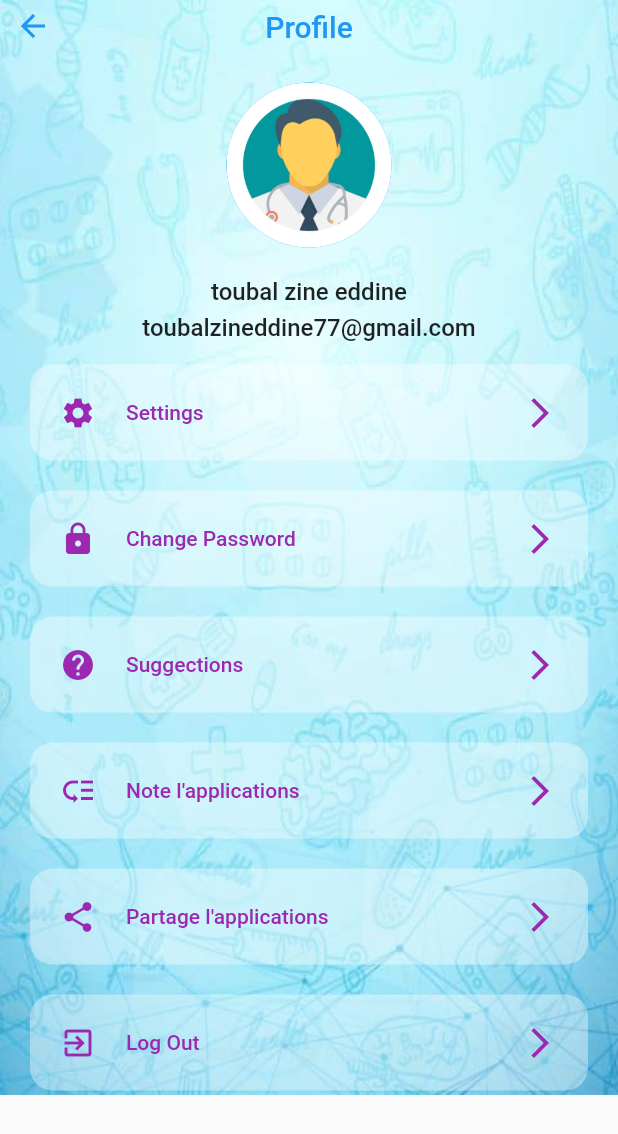
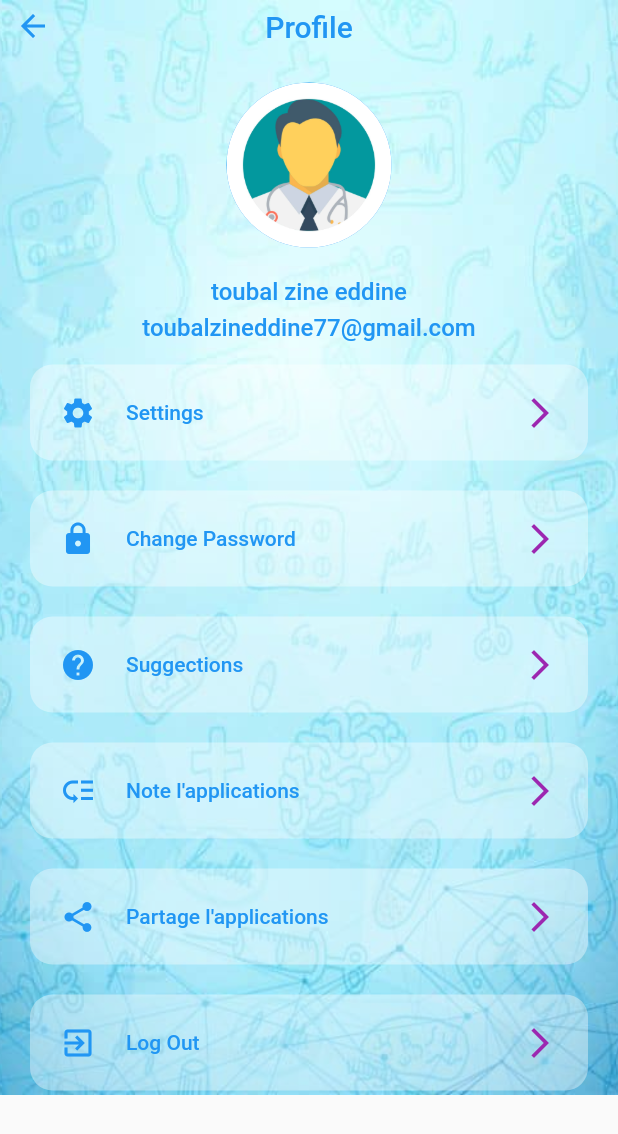
Before and after one commit to toubal77/medQUIZZ, a Flutter app: the ProfileScreen screen opened directly, on a phone screen of 412 x 824 dp. Shown: the top 1134 px of the screen. Run offline on Flutter 3.47's test engine with Material 2 defaults, Android fonts, the phone set to English and light mode, and no system bars.

Commit message:
make color blue in text color and icon color

```diff
--- a/lib/screens/home_screen.dart
+++ b/lib/screens/home_screen.dart
@@ -514,6 +514,7 @@ class _HomePageState extends State<HomePage> {
                     'Module Populare',
                     style: TextStyle(
                       fontSize: 20,
+                      color: Colors.blue,
                       fontWeight: FontWeight.w600,
                     ),
                   ),
--- a/lib/screens/profile_screen.dart
+++ b/lib/screens/profile_screen.dart
@@ -79,6 +79,7 @@ class ProfileScreen extends StatelessWidget {
                       style: TextStyle(
                         fontSize: 16,
                         fontWeight: FontWeight.w500,
+                        color: Colors.blue,
                       ),
                     ),
                     SizedBox(
@@ -89,6 +90,7 @@ class ProfileScreen extends StatelessWidget {
                       style: TextStyle(
                         fontSize: 16,
                         fontWeight: FontWeight.w500,
+                        color: Colors.blue,
                       ),
                     ),
                     SizedBox(
@@ -160,7 +162,7 @@ class ProfileMenu extends StatelessWidget {
           children: <Widget>[
             Icon(
               icon,
-              color: Colors.purple,
+              color: Colors.blue,
             ),
             SizedBox(
               width: 20.0,
@@ -169,7 +171,7 @@ class ProfileMenu extends StatelessWidget {
               child: Text(
                 title,
                 style: const TextStyle(
-                  color: Colors.purple,
+                  color: Colors.blue,
                 ),
               ),
             ),
```
